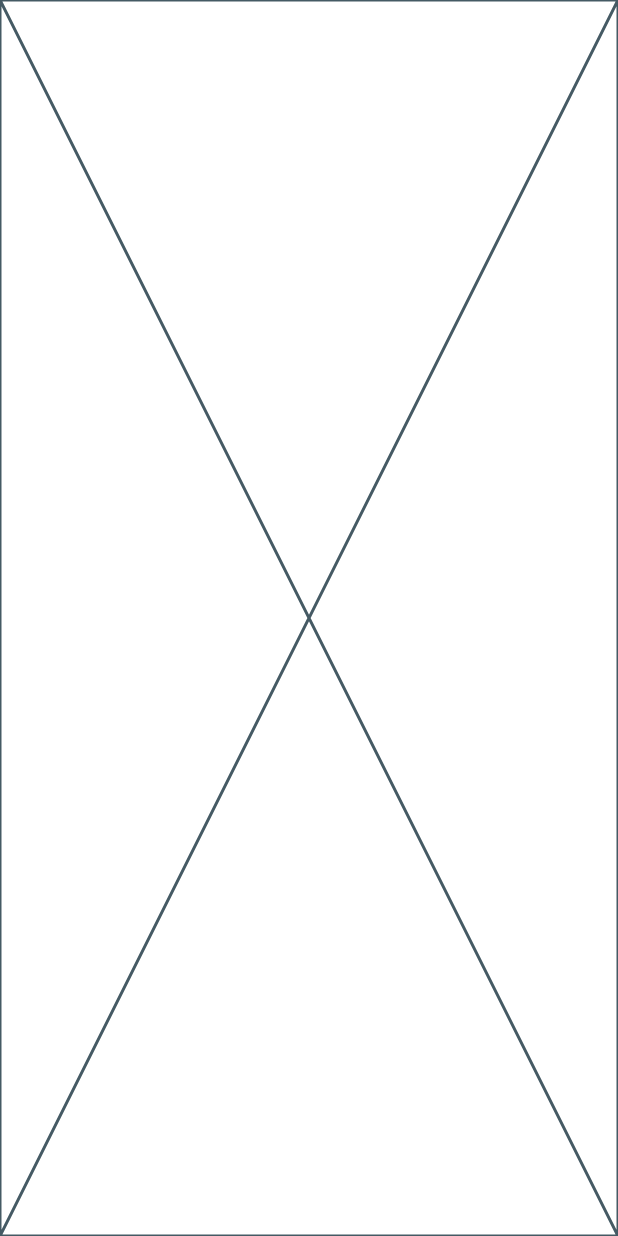
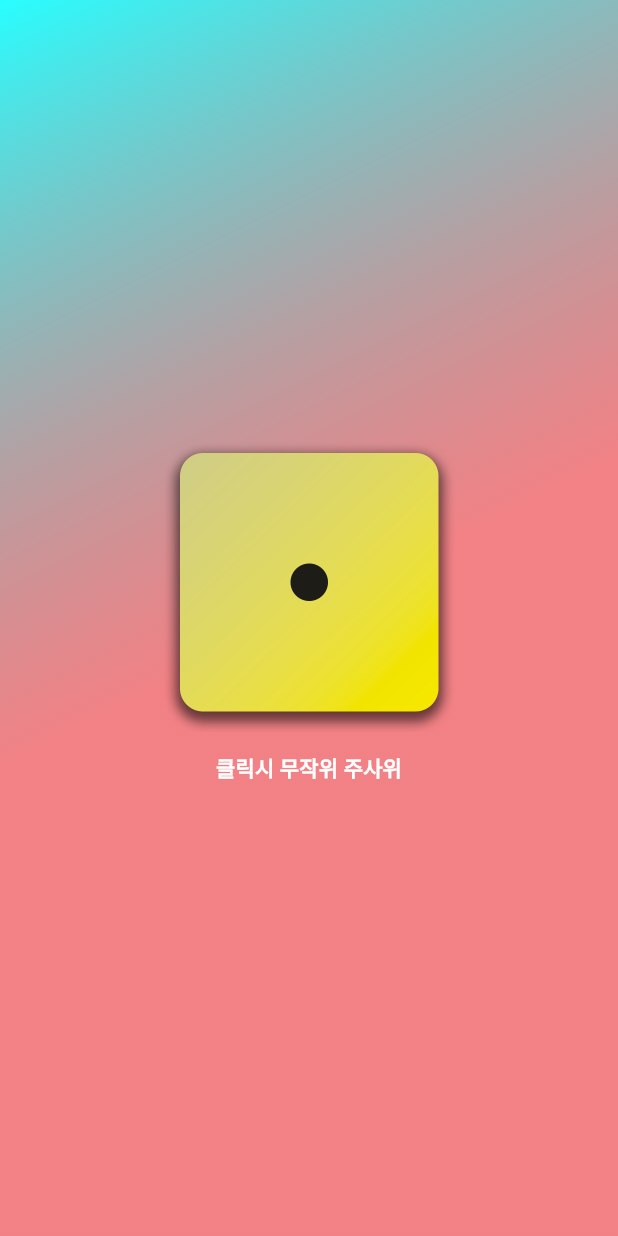
Before and after one commit to stdCMS/udemy_project, a Flutter app: the screen it shows after launch, on a phone screen of 412 x 824 dp. Run offline on Flutter 3.47's test engine with Material 3 defaults, Android fonts, the phone set to English and light mode, and no system bars.

Commit message:
Implement a widget for generating random dice rolls

```diff
--- /dev/null
+++ b/lib/helper/common_utils.dart
@@ -0,0 +1,20 @@
+import 'package:flutter/material.dart';
+
+Text textWidget(
+    {String text = 'null',
+    Color color = Colors.red,
+    double size = 14.0,
+    bool isBold = false}) {
+  return Text(
+    text,
+    style: TextStyle(
+        color: color,
+        fontSize: size,
+        fontWeight: isBold ? FontWeight.bold : null),
+  );
+}
+
+Image imageAssetWidget(
+    {String imagePath = "null.png", double width = 200, double = 200}) {
+  return Image.asset(imagePath, width: 200, height: 200);
+}
--- a/lib/main.dart
+++ b/lib/main.dart
@@ -1,19 +1,31 @@
 import 'package:flutter/material.dart';
 
+import 'package:udemy_project/widget/dice_roller_widget.dart';
+
 void main() {
-  runApp(const MyApp());
+  runApp(const MaterialApp(
+    home: Scaffold(body: GradientContainer()),
+  ));
 }
 
-class MyApp extends StatefulWidget {
-  const MyApp({super.key});
+class GradientContainer extends StatelessWidget {
+  const GradientContainer({super.key});
 
   @override
-  State<MyApp> createState() => _MyAppState();
-}
-
-class _MyAppState extends State<MyApp> {
-  @override
   Widget build(BuildContext context) {
-    return const Placeholder();
+    return Container(
+      decoration: const BoxDecoration(
+        gradient: LinearGradient(
+          colors: [
+            Color.fromARGB(215, 0, 255, 255),
+            Color.fromARGB(134, 231, 23, 23)
+          ],
+          begin: Alignment.topLeft,
+          end: Alignment.center,
+        ),
+      ),
+      child: const Center(child: DiceRollerWidget()),
+      // child: textWidget(text: "뭘봐", size: 100)
+    );
   }
 }
--- /dev/null
+++ b/lib/widget/dice_roller_widget.dart
@@ -0,0 +1,32 @@
+import 'dart:math';
+import 'package:flutter/material.dart';
+import 'package:udemy_project/helper/common_utils.dart' show imageAssetWidget, textWidget;
+
+class DiceRollerWidget extends StatefulWidget {
+  const DiceRollerWidget({super.key});
+
+  @override
+  State<DiceRollerWidget> createState() => _DiceRollerWidgetState();
+}
+
+class _DiceRollerWidgetState extends State<DiceRollerWidget> {
+  int index = 1;
+
+  @override
+  Widget build(BuildContext context) {
+    return Column(
+      mainAxisAlignment: MainAxisAlignment.center,
+      children: [
+        imageAssetWidget(imagePath: 'assets/images/dice-${index}.png'),
+        TextButton(
+            onPressed: () {
+              setState(() {
+                index = Random().nextInt(6) + 1;
+              });
+            },
+            child: textWidget(
+                text: "클릭시 무작위 주사위", color: Colors.white, isBold: true)),
+      ],
+    );
+  }
+}
--- a/pubspec.yaml
+++ b/pubspec.yaml
@@ -59,8 +59,8 @@ flutter:
   uses-material-design: true
 
   # To add assets to your application, add an assets section, like this:
-  # assets:
-  #   - images/a_dot_burr.jpeg
+  assets:
+     - assets/images/
   #   - images/a_dot_ham.jpeg
 
   # An image asset can refer to one or more resolution-specific "variants", see
```
Also changed, not shown: assets/images/dice-1.png (added), assets/images/dice-2.png (added), assets/images/dice-3.png (added), assets/images/dice-4.png (added), assets/images/dice-5.png (added), assets/images/dice-6.png (added), 1 other file.
